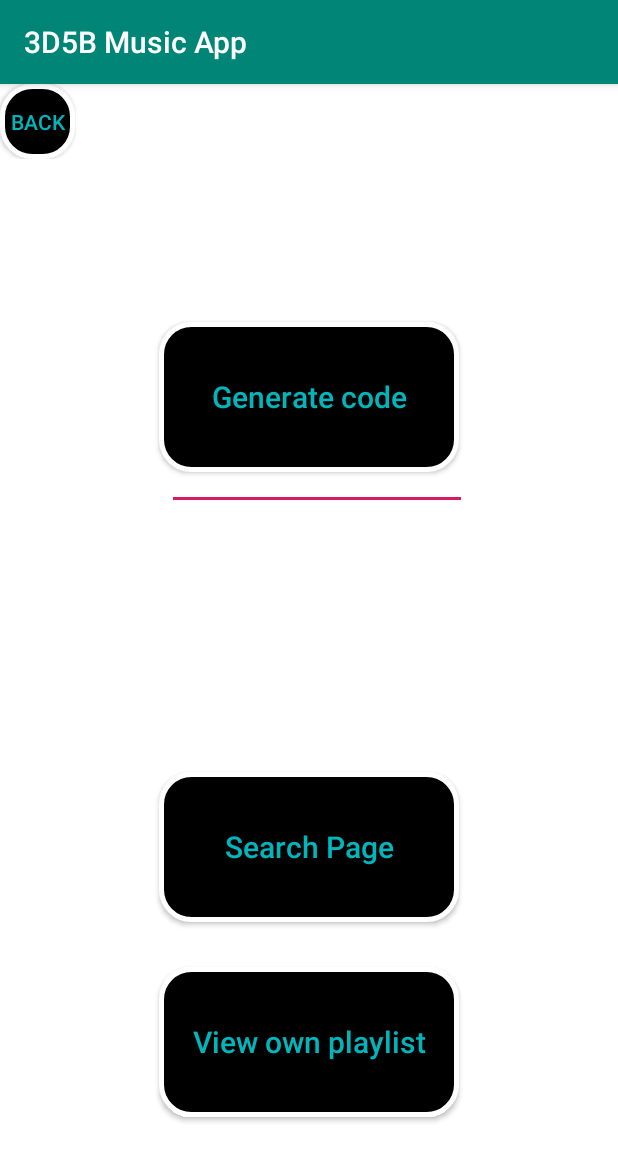
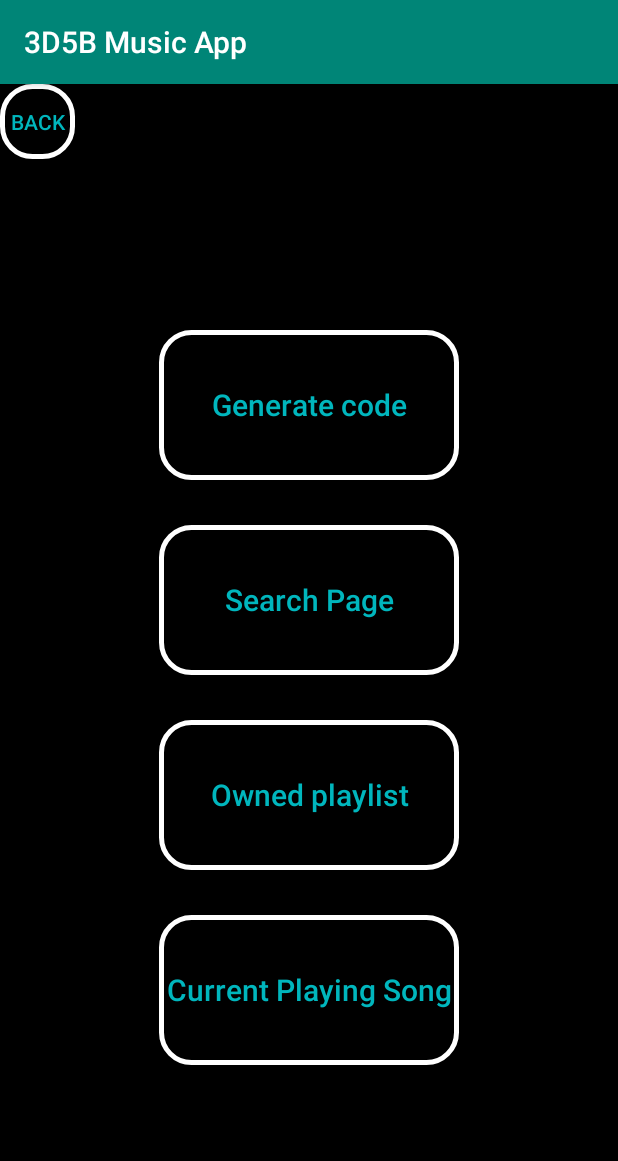
Before and after one commit to Finnvoor/glisten, an Android app: the screen it shows after launch (GuestActivity), after a tap on "GUEST", on a phone screen of 412 x 824 dp. Shown: the top 1161 px of the screen. Run offline under Robolectric (Android 15) with nearby library versions, the phone set to English and light mode, and no system bars; our stand-ins replace Volley; libraries missing offline, so code that uses them is left out: com.spotify.sdk; network calls fail; 4 statements that could not run were skipped.

Commit message:
Now the user can view their currently playing song(if it's playing now) and the progressBar is dynamic to track the progress

```diff
--- a/app/build.gradle
+++ b/app/build.gradle
@@ -34,6 +34,7 @@ repositories {
 
 dependencies {
     implementation 'com.github.bumptech.glide:glide:4.11.0'
+    implementation 'com.google.firebase:firebase-database:16.0.4'
     annotationProcessor 'com.github.bumptech.glide:compiler:4.11.0'
 
     implementation fileTree(dir: 'libs', include: ['*.jar'])
--- a/app/src/main/AndroidManifest.xml
+++ b/app/src/main/AndroidManifest.xml
@@ -11,7 +11,8 @@
         android:roundIcon="@mipmap/ic_launcher_round"
         android:supportsRtl="true"
         android:theme="@style/AppTheme">
-        <activity android:name=".ViewOwnedPlayListActivity"></activity>
+        <activity android:name=".CurrentSongActivity"></activity>
+        <activity android:name=".ViewOwnedPlayListActivity" />
         <activity android:name=".MainActivity">
             <intent-filter>
                 <action android:name="android.intent.action.MAIN" />
--- a/app/src/main/java/com/example/a3d5bmusicapp/GuestActivity.java
+++ b/app/src/main/java/com/example/a3d5bmusicapp/GuestActivity.java
@@ -16,6 +16,7 @@ public class GuestActivity extends AppCompatActivity {
     private Button mBtnBackGuest;
     private Button mBtnSearch;
     private Button mBtnView;
+    private Button mBtnViewCurrentSong;
 
 
 
@@ -28,6 +29,7 @@ public class GuestActivity extends AppCompatActivity {
         mBtnBackGuest = findViewById(R.id.back_btn_guest);
         mBtnSearch = findViewById(R.id.btn_search);
         mBtnView = findViewById(R.id.btn_viewplaylist);
+        mBtnViewCurrentSong = findViewById(R.id.btn_viewcurrentsong);
 
         mBtnBackGuest.setOnClickListener(new View.OnClickListener() {
             @Override
@@ -68,6 +70,14 @@ public class GuestActivity extends AppCompatActivity {
             }
         });
 
+        mBtnViewCurrentSong.setOnClickListener(new View.OnClickListener() {
+            @Override
+            public void onClick(View view) {
+                Intent intent = new Intent(GuestActivity.this,CurrentSongActivity.class);
+                startActivity(intent);
+            }
+        });
+
 
 
 
--- a/app/src/main/java/com/example/a3d5bmusicapp/MainActivity.java
+++ b/app/src/main/java/com/example/a3d5bmusicapp/MainActivity.java
@@ -40,7 +40,7 @@ public class MainActivity extends AppCompatActivity {
     private static final String CLIENT_ID = "d7df40ed56214e28af69045f70adee3e";
     private static final String REDIRECT_URI = "com.example.a3d5bmusicapp://callback";
     private static final int REQUEST_CODE = 1337;
-    private static final String SCOPES = "user-read-recently-played,user-library-modify,user-read-email,user-read-private";
+    private static final String SCOPES = "user-read-recently-played,user-library-modify,user-read-email,user-read-private,user-read-currently-playing";
 
     private SharedPreferences.Editor editor;
     private SharedPreferences msharedPreferences;
--- a/app/src/main/java/com/example/a3d5bmusicapp/SearchResultActivity.java
+++ b/app/src/main/java/com/example/a3d5bmusicapp/SearchResultActivity.java
@@ -135,14 +135,10 @@ public class SearchResultActivity extends AppCompatActivity {
         Intent intent = getIntent();
         String keyword = intent.getStringExtra("keyword");
 
-        //displayResult(keyword);
 
         msharedPreferences = this.getSharedPreferences("SPOTIFY", 0);
         queue = Volley.newRequestQueue(this);
 
-        String testtoken = msharedPreferences.getString("token", "");
-
-        //displayResult(keyword);
         getSongs(keyword);
         getSingers(keyword);
         getAlbums(keyword);
--- a/app/src/main/java/com/example/a3d5bmusicapp/SpotifyLogin.java
+++ b/app/src/main/java/com/example/a3d5bmusicapp/SpotifyLogin.java
@@ -33,7 +33,7 @@ public class SpotifyLogin extends AppCompatActivity {
     private static final String CLIENT_ID = "d7df40ed56214e28af69045f70adee3e";
     private static final String REDIRECT_URI = "com.example.a3d5bmusicapp://callback";
     private static final int REQUEST_CODE = 1337;
-    private static final String SCOPES = "user-read-recently-played,user-library-modify,user-read-email,user-read-private";
+    private static final String SCOPES = "user-read-recently-played,user-library-modify,user-read-email,user-read-private,user-read-currently-playing";
 
     private SharedPreferences.Editor editor;
     private SharedPreferences msharedPreferences;
--- a/app/src/main/res/layout/activity_guest.xml
+++ b/app/src/main/res/layout/activity_guest.xml
@@ -7,7 +7,7 @@
     tools:context=".GuestActivity"
 
     android:orientation="vertical"
-    android:background="#FFFFFF">
+    android:background="#000000">
 
         <LinearLayout
             android:layout_width="match_parent"
@@ -34,7 +34,6 @@
                     android:id="@+id/generate"
                     android:layout_width="200dp"
                     android:layout_height="100dp"
-                    android:layout_marginTop="30dp"
                     android:background="@drawable/bg_btn"
                     android:text="Generate code"
                     android:textAllCaps="false"
@@ -45,14 +44,12 @@
 
                 <TextView
                     android:id="@+id/generatenumber"
-                    android:layout_width="wrap_content"
-                    android:layout_height="200dp"
+                    android:layout_width="100dp"
+                    android:layout_height="30dp"
                     android:maxLines="1"
-                    app:autoSizeTextType="uniform"
-                    app:layout_constraintBottom_toBottomOf="parent"
-                    app:layout_constraintLeft_toLeftOf="parent"
-                    app:layout_constraintRight_toRightOf="parent"
-                    app:layout_constraintTop_toTopOf="parent" />
+                    android:textColor="#00b6bd"
+                    android:gravity="center"
+                    />
 
                 <Button
                     android:id="@+id/btn_search"
@@ -72,23 +69,25 @@
                     android:layout_height="100dp"
                     android:layout_marginTop="30dp"
                     android:background="@drawable/bg_btn"
-                    android:text="View own playlist"
+                    android:text="Owned playlist"
                     android:textAllCaps="false"
                     android:textColor="#00b6bd"
                     android:textSize="20sp">
 
                 </Button>
 
-                <EditText
-                    android:id="@+id/editText"
+                <Button
+                    android:id="@+id/btn_viewcurrentsong"
                     android:layout_width="200dp"
-                    android:layout_height="wrap_content"
-                    android:layout_marginLeft="5dp"
-                    android:layout_marginTop="-450dp"
-                    android:clickable="false"
-                    android:ems="10"
-                    android:gravity="top|left"
-                    android:inputType="numberPassword" />
+                    android:layout_height="100dp"
+                    android:layout_marginTop="30dp"
+                    android:background="@drawable/bg_btn"
+                    android:text="Current Playing Song"
+                    android:textAllCaps="false"
+                    android:textColor="#00b6bd"
+                    android:textSize="20sp">
+
+                </Button>
 
 
         </LinearLayout>
```
Also changed, not shown: app/src/main/java/com/example/a3d5bmusicapp/CurrentSongActivity.java (added, +232 -0 lines), app/src/main/res/layout/activity_current_song.xml (added, +102 -0 lines).
